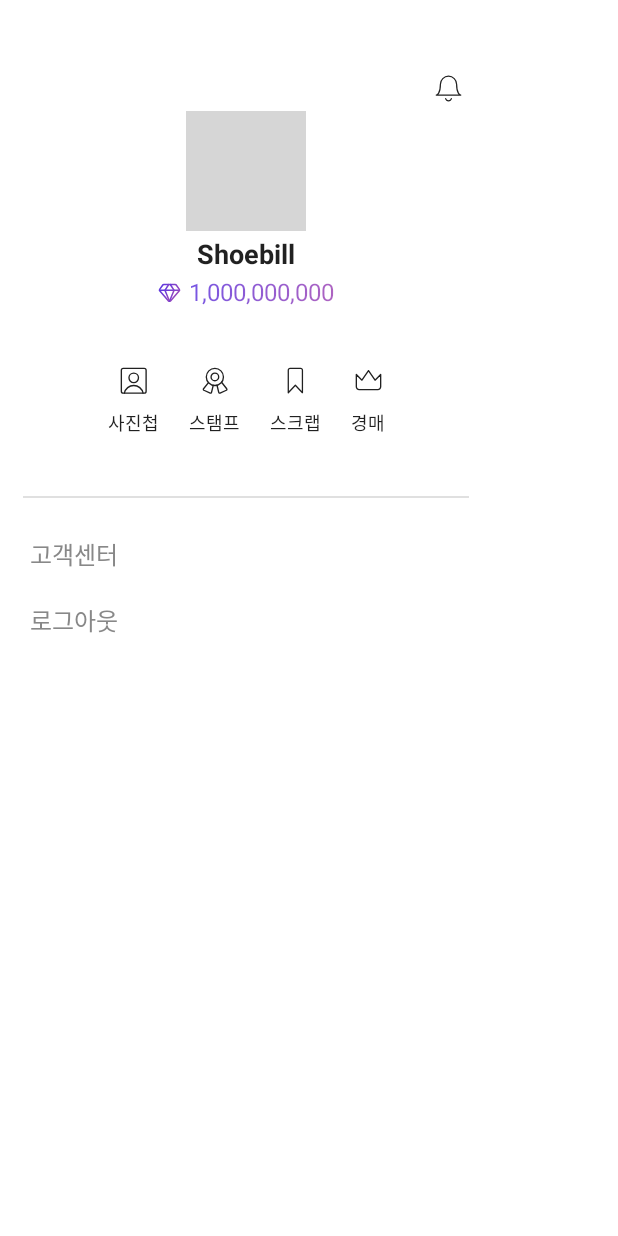
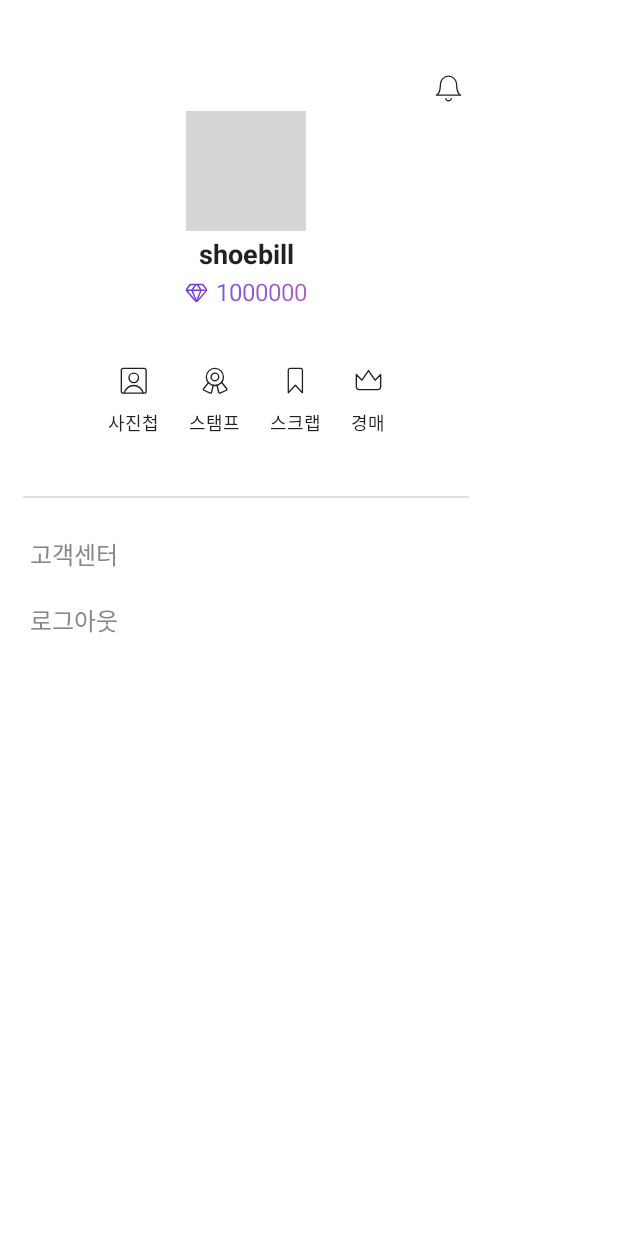
Before and after one commit to popurach/MARU, an Android app built with Jetpack Compose: the composable DrawerMenuPage shown on its own in the app's theme, after a tap on "로그아웃", on a phone screen of 412 x 824 dp. Run offline under Robolectric (Android 15) with nearby library versions, the phone set to English and light mode, and no system bars; our stand-ins replace Dagger/Hilt's generated code, accompanist, livedata-compose; network calls fail; pictures from the network do not load; Roboto replaces fonts that are not available here; grey boxes are pictures that could not be loaded.

Commit message:
:sparkles: Feat: 회원 기본 정보 조회 기능 구현

```diff
--- a/front/app/src/main/java/com/shoebill/maru/MainActivity.kt
+++ b/front/app/src/main/java/com/shoebill/maru/MainActivity.kt
@@ -38,7 +38,7 @@ class MainActivity : ComponentActivity() {
 
     override fun onCreate(savedInstanceState: Bundle?) {
         super.onCreate(savedInstanceState)
-        prefUtil.clear()
+
         WindowCompat.setDecorFitsSystemWindows(window, false)
         setContent {
             MaruTheme {
@@ -75,7 +75,7 @@ fun MyApp(
             CompositionLocalProvider(LocalViewModelStoreOwner provides viewModelStoreOwner) {
                 val viewModel = hiltViewModel<MapViewModel>()
                 viewModel.initFocusManager(LocalFocusManager.current)
-                MainPage(mapViewModel = viewModel, navController = navigateViewModel.navigator!!)
+                MainPage(mapViewModel = viewModel)
             }
         }
         /** 이곳에 화면 추가 **/
--- a/front/app/src/main/java/com/shoebill/maru/model/data/Member.kt
+++ b/front/app/src/main/java/com/shoebill/maru/model/data/Member.kt
@@ -1,6 +1,7 @@
 package com.shoebill.maru.model.data
 
 data class Member(
-    val accessToken: String?,
-    val refreshToken: String?,
+    var nickname: String = "shoebill",
+    var point: Int = 1000000,
+    var imageUrl: String = "https://picsum.photos/id/237/200/300",
 )
--- a/front/app/src/main/java/com/shoebill/maru/model/interfaces/MemberApi.kt
+++ b/front/app/src/main/java/com/shoebill/maru/model/interfaces/MemberApi.kt
@@ -1,8 +1,8 @@
 package com.shoebill.maru.model.interfaces
 
+import com.shoebill.maru.model.data.Member
 import retrofit2.http.GET
 import retrofit2.http.Header
-import retrofit2.http.Query
 
 interface MemberApi {
 
@@ -11,13 +11,6 @@ interface MemberApi {
         @Header("Access-Token") token: String,
     ): retrofit2.Response<Unit>
 
-    @GET("api/auth/access-token")
-    fun refresh(
-        @Header("Authorization") token: String
-    ): retrofit2.Response<Unit>
-
-    @GET("api/notices")
-    suspend fun getNotices(
-        @Query("page") page: Int
-    ): retrofit2.Response<String?>
+    @GET("api/members/my")
+    suspend fun getMemberInfo(): retrofit2.Response<Member>
 }
--- a/front/app/src/main/java/com/shoebill/maru/model/repository/MemberRepository.kt
+++ b/front/app/src/main/java/com/shoebill/maru/model/repository/MemberRepository.kt
@@ -10,7 +10,7 @@ class MemberRepository @Inject constructor(
 ) {
     suspend fun login(accessToken: String) = memberApi.login(accessToken)
 
-    suspend fun getNotices(page: Int = 0) = memberApi.getNotices(page)
+    suspend fun getMemberInfo() = memberApi.getMemberInfo()
 
     fun logout() {
         prefUtil.clear()
--- a/front/app/src/main/java/com/shoebill/maru/service/LoginViewModel.kt
+++ b/front/app/src/main/java/com/shoebill/maru/service/LoginViewModel.kt
@@ -28,7 +28,9 @@ class LoginViewModel @Inject constructor(
             val refreshToken = response.headers()["refresh-token"]
 
             prefUtil.setString("accessToken", accessToken!!)
+            Log.d("LOGIN", "accessToken -> $accessToken") // backend 테스트 용으로 남겨둠
             prefUtil.setString("refreshToken", refreshToken!!)
+            Log.d("LOGIN", "refreshToken -> $refreshToken")
 
             true
         } else {
--- a/front/app/src/main/java/com/shoebill/maru/ui/component/drawer/DrawerHeader.kt
+++ b/front/app/src/main/java/com/shoebill/maru/ui/component/drawer/DrawerHeader.kt
@@ -11,6 +11,7 @@ import androidx.compose.foundation.shape.CircleShape
 import androidx.compose.material.Icon
 import androidx.compose.material.Text
 import androidx.compose.runtime.Composable
+import androidx.compose.runtime.livedata.observeAsState
 import androidx.compose.ui.Alignment
 import androidx.compose.ui.Modifier
 import androidx.compose.ui.draw.clip
@@ -24,13 +25,20 @@ import androidx.compose.ui.res.painterResource
 import androidx.compose.ui.text.font.FontWeight
 import androidx.compose.ui.unit.dp
 import androidx.compose.ui.unit.sp
+import androidx.hilt.navigation.compose.hiltViewModel
 import coil.compose.AsyncImage
 import com.shoebill.maru.R
+import com.shoebill.maru.model.data.Member
+import com.shoebill.maru.viewmodel.MemberViewModel
 
 @Composable
-fun DrawerHeader() {
+fun DrawerHeader(
+    memberViewModel: MemberViewModel = hiltViewModel()
+) {
     val iconSize = 18.dp
     val fontSize = 12.sp
+    val memberInfo = memberViewModel.memberInfo.observeAsState(initial = Member())
+
     Box(
         Modifier
             .fillMaxWidth()
@@ -50,7 +58,7 @@ fun DrawerHeader() {
 
     ) {
         AsyncImage(
-            model = "https://picsum.photos/id/237/200/300",
+            model = memberInfo.value.imageUrl,
             contentDescription = "Translated description of what the image contains",
             contentScale = ContentScale.Crop,
             modifier = Modifier
@@ -58,7 +66,7 @@ fun DrawerHeader() {
                 .clip(CircleShape)
         )
         // nickname
-        Text(text = "Shoebill", fontSize = 18.sp, fontWeight = FontWeight.Bold)
+        Text(text = memberInfo.value.nickname, fontSize = 18.sp, fontWeight = FontWeight.Bold)
         Row(
             verticalAlignment = Alignment.CenterVertically,
             horizontalArrangement = Arrangement.spacedBy(5.dp)
@@ -68,7 +76,7 @@ fun DrawerHeader() {
                 contentDescription = "point",
                 tint = Color.Unspecified
             )
-            Text(text = "1,000,000,000", modifier = Modifier
+            Text(text = "${memberInfo.value.point}", modifier = Modifier
                 .graphicsLayer(alpha = 0.99f)
                 .drawWithCache {
                     onDrawWithContent {
```
Also changed, not shown: front/app/src/main/java/com/shoebill/maru/ui/page/MainPage.kt (+5 -5 lines), front/app/src/main/java/com/shoebill/maru/viewmodel/MemberViewModel.kt (+27 -0 lines).
